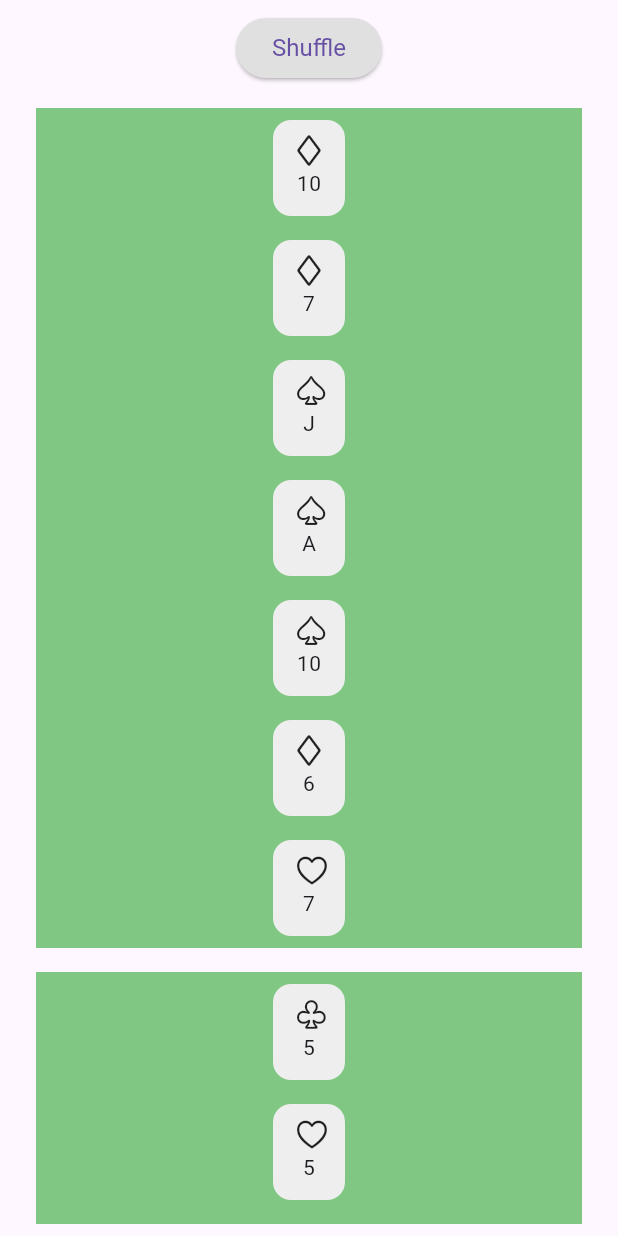
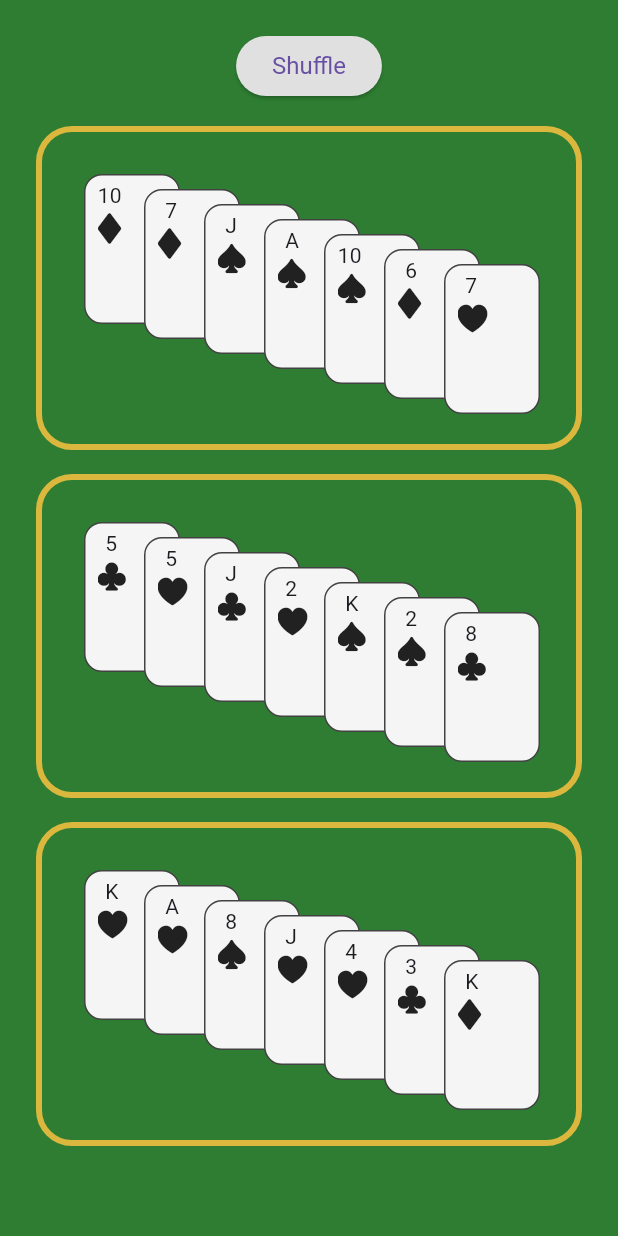
Before and after one commit to jwspdev/magic_app, a Flutter app: the screen it shows after launch, after a tap on "Start", on a phone screen of 412 x 824 dp. Run offline on Flutter 3.47's test engine with Material 3 defaults, Android fonts, the phone set to English and light mode, and no system bars; our stand-ins replace bloc, equatable, flutter_bloc.

Commit message:
UI Update: cards and container
- Fixed overall ui
- Implemented Card design
- Implemented Pile of Card design

```diff
--- a/magic_app/lib/src/presentation/bloc/magic_algorithm_state.dart
+++ b/magic_app/lib/src/presentation/bloc/magic_algorithm_state.dart
@@ -1,4 +1,3 @@
-// ignore_for_file: public_member_api_docs, sort_constructors_first
 part of 'magic_algorithm_bloc.dart';
 
 class MagicAlgorithmState extends Equatable {
--- a/magic_app/lib/src/presentation/widgets/card_container.dart
+++ b/magic_app/lib/src/presentation/widgets/card_container.dart
@@ -1,10 +1,94 @@
+// ignore_for_file: public_member_api_docs, sort_constructors_first
 import 'package:flutter/cupertino.dart';
+import 'package:flutter/material.dart';
+import 'package:flutter_bloc/flutter_bloc.dart';
+
+import 'package:magic_app/src/data/models/playing_card.dart';
+import 'package:magic_app/src/presentation/bloc/magic_algorithm_bloc.dart';
+import 'package:magic_app/src/presentation/widgets/playing_card_ui.dart';
 
 class CardContainer extends StatelessWidget {
-  const CardContainer({super.key});
+  final int pileIndex;
+  final List<PlayingCard> cardList;
+  const CardContainer({
+    Key? key,
+    required this.pileIndex,
+    required this.cardList,
+  }) : super(key: key);
 
   @override
   Widget build(BuildContext context) {
-    return const Placeholder();
+    var magicAlgoBloc = context.read<MagicAlgorithmBloc>();
+    return GestureDetector(
+      onTap: () {
+        magicAlgoBloc.add(SelectPileOfCardsEvent(pileIndex));
+      },
+      child: Container(
+        height: 216,
+        width: 200,
+        decoration: BoxDecoration(
+            border: Border.all(
+                color: const Color.fromARGB(255, 219, 184, 61), width: 4),
+            borderRadius: const BorderRadius.all(Radius.circular(24))),
+        child: Padding(
+          padding: EdgeInsets.all(20),
+          child: _setListOfCards(),
+        ),
+      ),
+    );
+  }
+
+  Widget _setListOfCards() {
+    List<Widget> listOfCards = [];
+
+    for (int i = 0; i < cardList.length; i++) {
+      Widget tempWidget = Positioned(
+        top: (i * 10),
+        left: (i * 40),
+        child: Container(
+          width: 80,
+          padding: const EdgeInsets.all(8),
+          child: PlayingCardUi(
+            suit: cardList[i].type,
+            value: cardList[i].value,
+          ),
+        ),
+      );
+      listOfCards.add(tempWidget);
+    }
+    return Stack(
+      children: listOfCards,
+    );
   }
 }
+
+/**
+ * Stack(
+            children: [
+              Container(
+                height: 300,
+                width: 400,
+                color: Colors.blue,
+              ),
+              Positioned(
+                top: 20,
+                left: 40,
+                child: Container(
+                  height: 100,
+                  width: 150,
+                  color: Colors.red,
+                ),
+              ),
+              Positioned(
+                top: 40,
+                left: 80,
+                child: Container(
+                  height: 100,
+                  width: 150,
+                  color: Colors.green,
+                ),
+              ),
+            ],
+          ),
+ *
+ */
--- a/magic_app/lib/src/presentation/widgets/playing_card_ui.dart
+++ b/magic_app/lib/src/presentation/widgets/playing_card_ui.dart
@@ -13,41 +13,63 @@ class PlayingCardUi extends StatelessWidget {
   @override
   Widget build(BuildContext context) {
     return SizedBox(
-      height: 64,
+      height: 100,
       width: 64,
       child: Container(
         decoration: BoxDecoration(
           borderRadius: BorderRadius.circular(12),
-          color: Colors.grey.shade200,
+          color: Colors.grey.shade100,
+          border: Border.all(color: Colors.grey.shade800),
+          // boxShadow: [
+          //   BoxShadow(
+          //     color: Colors.grey,
+          //     offset: const Offset(
+          //       1.0,
+          //       0.0,
+          //     ),
+          //     blurRadius: 1.0,
+          //     spreadRadius: 1.0,
+          //   )
+          // ]
         ),
         padding: EdgeInsets.all(8),
-        child: Column(
+        child: Stack(
           children: [
-            SizedBox(
-              width: 16,
-              height: 16,
-              child: Icon(_buildIcon()),
+            Positioned(
+                left: _checkLeftLength(), top: -5, child: Text('$value')),
+            Positioned(
+              // left: 1,
+              top: 15,
+              child: SizedBox(
+                width: 16,
+                height: 16,
+                child: Icon(_buildIcon()),
+              ),
             ),
-            SizedBox(
-              height: 8,
-            ),
-            Text('$value')
           ],
         ),
       ),
     );
   }
 
+  double _checkLeftLength() {
+    double val = double.tryParse(value) ?? 0.0;
+    if (val >= 10) {
+      return 0;
+    }
+    return 5;
+  }
+
   _buildIcon() {
     switch (suit) {
       case 'diamond':
-        return CupertinoIcons.suit_diamond;
+        return CupertinoIcons.suit_diamond_fill;
       case 'clover':
-        return CupertinoIcons.suit_club;
+        return CupertinoIcons.suit_club_fill;
       case 'spade':
-        return CupertinoIcons.suit_spade;
+        return CupertinoIcons.suit_spade_fill;
       case 'heart':
-        return CupertinoIcons.suit_heart;
+        return CupertinoIcons.suit_heart_fill;
     }
   }
 }
--- a/magic_app/lib/src/presentation/widgets/poker_table.dart
+++ b/magic_app/lib/src/presentation/widgets/poker_table.dart
@@ -5,6 +5,7 @@ import 'package:flutter_bloc/flutter_bloc.dart';
 
 import 'package:magic_app/src/data/models/playing_card.dart';
 import 'package:magic_app/src/presentation/bloc/magic_algorithm_bloc.dart';
+import 'package:magic_app/src/presentation/widgets/card_container.dart';
 import 'package:magic_app/src/presentation/widgets/custom_button.dart';
 import 'package:magic_app/src/presentation/widgets/playing_card_ui.dart';
 
@@ -21,15 +22,20 @@ class PokerTable extends StatelessWidget {
   @override
   Widget build(BuildContext context) {
     var magicAlgoBloc = context.read<MagicAlgorithmBloc>();
-    return Container(
+    return SafeArea(
+      child: Container(
+        decoration: BoxDecoration(color: Colors.green.shade800),
         padding: const EdgeInsets.all(8),
         child: Column(
           children: [
-          CustomButton(
+            Padding(
+              padding: const EdgeInsets.only(top: 12),
+              child: CustomButton(
                   text: 'Shuffle',
                   onPressed: () {
                     magicAlgoBloc.add(ShuffleCardsEvent());
                   }),
+            ),
             Expanded(
               child: ListView.builder(
                 itemCount: mappedCard.length,
@@ -39,27 +45,13 @@ class PokerTable extends StatelessWidget {
                   return SingleChildScrollView(
                     scrollDirection: Axis.vertical,
                     child: GestureDetector(
-                    onTap: () {
-                      magicAlgoBloc.add(SelectPileOfCardsEvent(key));
-                    },
+                      onTap: () {},
                       child: Container(
-                      color: Colors.green.shade300,
                           margin: EdgeInsets.all(8),
-                      child: Column(
-                        children: mappedCard[key]!.map((card) {
-                          return SizedBox(
-                            width: 64,
-                            child: Container(
-                              padding: EdgeInsets.all(8),
-                              child: PlayingCardUi(
-                                value: card.value,
-                                suit: card.type,
-                              ),
-                            ),
-                          );
-                        }).toList(),
-                      ),
-                    ),
+                          child: CardContainer(
+                            cardList: mappedCard[key]!,
+                            pileIndex: key,
+                          )),
                     ),
                   );
                 },
@@ -67,6 +59,7 @@ class PokerTable extends StatelessWidget {
             ),
           ],
         ),
+      ),
     );
   }
 }
```
Lines whose indentation alone changed are shown as unchanged.
